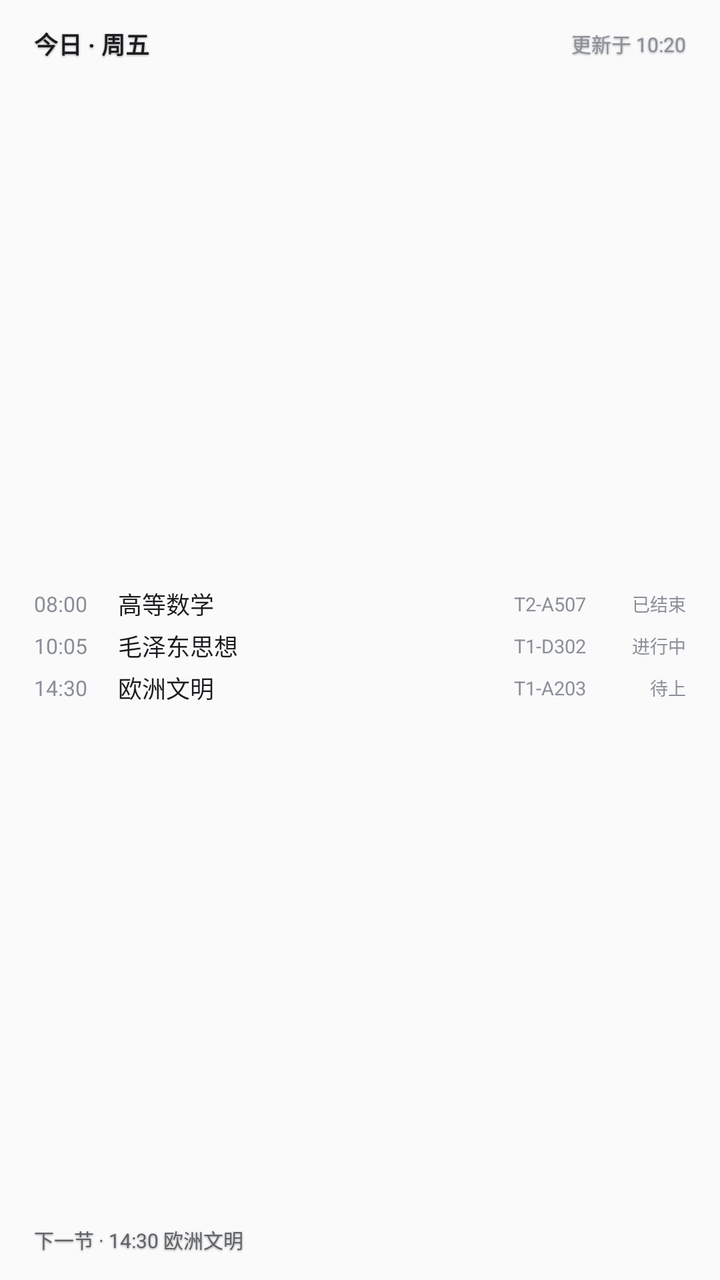
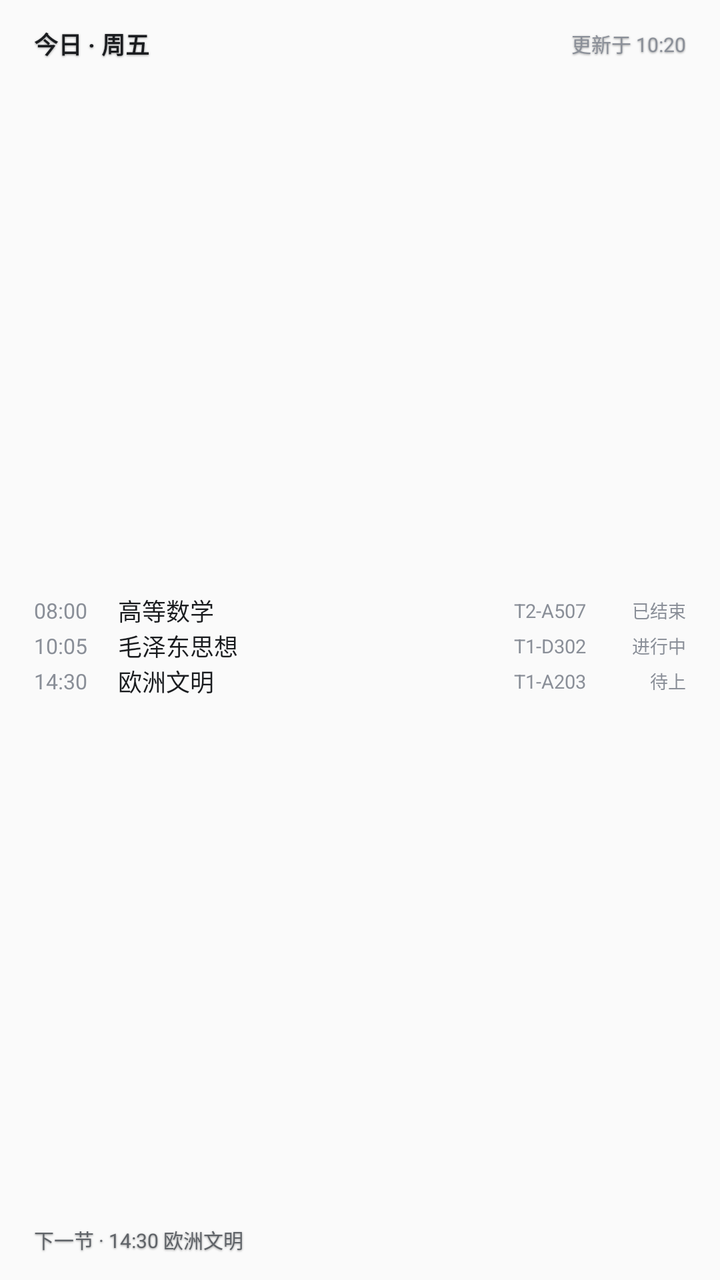

Before-and-after screenshots of an Android layout around one commit, followed by the original layout XML and the change that was made.
<!-- AndroidManifest.xml: application theme AppTheme -->
<!-- res/layout/widget_today_preview.xml -->
<?xml version="1.0" encoding="utf-8"?>
<LinearLayout xmlns:android="http://schemas.android.com/apk/res/android"
    android:layout_width="match_parent"
    android:layout_height="match_parent"
    android:orientation="vertical"
    android:padding="10dp">

    <LinearLayout
        android:layout_width="match_parent"
        android:layout_height="wrap_content"
        android:orientation="horizontal"
        android:gravity="center_vertical"
        android:paddingStart="7dp"
        android:paddingTop="3dp"
        android:paddingEnd="7dp"
        android:paddingBottom="3dp">

        <TextView
            android:shadowColor="#66000000"
            android:shadowDx="0"
            android:shadowDy="1"
            android:shadowRadius="2"
            android:layout_width="0dp"
            android:layout_height="wrap_content"
            android:layout_weight="1"
            android:maxLines="1"
            android:text="今日 · 周五"
            android:textColor="#1A1C1F"
            android:textSize="12sp"
            android:textStyle="bold" />

        <TextView
            android:shadowColor="#66000000"
            android:shadowDx="0"
            android:shadowDy="1"
            android:shadowRadius="2"
            android:layout_width="wrap_content"
            android:layout_height="wrap_content"
            android:maxLines="1"
            android:text="更新于 10:20"
            android:textColor="#8A8F98"
            android:textSize="10sp" />
    </LinearLayout>

    <LinearLayout
        android:layout_width="match_parent"
        android:layout_height="0dp"
        android:layout_weight="1"
        android:layout_marginTop="3dp"
        android:gravity="center_vertical"
        android:orientation="vertical"
        android:paddingStart="7dp"
        android:paddingEnd="7dp">

        <LinearLayout
            android:layout_width="match_parent"
            android:layout_height="21dp"
            android:orientation="horizontal"
            android:gravity="center_vertical">

            <TextView
                android:layout_width="42dp"
                android:layout_height="wrap_content"
                android:maxLines="1"
                android:text="08:00"
                android:textColor="#8A8F98"
                android:textSize="10.5sp" />

            <TextView
                android:layout_width="0dp"
                android:layout_height="wrap_content"
                android:layout_weight="1"
                android:ellipsize="end"
                android:maxLines="1"
                android:text="高等数学"
                android:textColor="#1A1C1F"
                android:textSize="12sp" />

            <TextView
                android:layout_width="wrap_content"
                android:layout_height="wrap_content"
                android:layout_marginStart="4dp"
                android:layout_marginEnd="6dp"
                android:maxLines="1"
                android:text="T2-A507"
                android:textColor="#8A8F98"
                android:textSize="9.5sp" />

            <TextView
                android:layout_width="44dp"
                android:layout_height="wrap_content"
                android:gravity="end"
                android:maxLines="1"
                android:text="已结束"
                android:textColor="#8A8F98"
                android:textSize="9sp" />
        </LinearLayout>

        <LinearLayout
            android:layout_width="match_parent"
            android:layout_height="21dp"
            android:orientation="horizontal"
            android:gravity="center_vertical">

            <TextView
                android:layout_width="42dp"
                android:layout_height="wrap_content"
                android:maxLines="1"
                android:text="10:05"
                android:textColor="#8A8F98"
                android:textSize="10.5sp" />

            <TextView
                android:layout_width="0dp"
                android:layout_height="wrap_content"
                android:layout_weight="1"
                android:ellipsize="end"
                android:maxLines="1"
                android:text="毛泽东思想"
                android:textColor="#1A1C1F"
                android:textSize="12sp" />

            <TextView
                android:layout_width="wrap_content"
                android:layout_height="wrap_content"
                android:layout_marginStart="4dp"
                android:layout_marginEnd="6dp"
                android:maxLines="1"
                android:text="T1-D302"
                android:textColor="#8A8F98"
                android:textSize="9.5sp" />

            <TextView
                android:layout_width="44dp"
                android:layout_height="wrap_content"
                android:gravity="end"
                android:maxLines="1"
                android:text="进行中"
                android:textColor="#8A8F98"
                android:textSize="9sp" />
        </LinearLayout>

        <LinearLayout
            android:layout_width="match_parent"
            android:layout_height="21dp"
            android:orientation="horizontal"
            android:gravity="center_vertical">

            <TextView
                android:layout_width="42dp"
                android:layout_height="wrap_content"
                android:maxLines="1"
                android:text="14:30"
                android:textColor="#8A8F98"
                android:textSize="10.5sp" />

            <TextView
                android:layout_width="0dp"
                android:layout_height="wrap_content"
                android:layout_weight="1"
                android:ellipsize="end"
                android:maxLines="1"
                android:text="欧洲文明"
                android:textColor="#1A1C1F"
                android:textSize="12sp" />

            <TextView
                android:layout_width="wrap_content"
                android:layout_height="wrap_content"
                android:layout_marginStart="4dp"
                android:layout_marginEnd="6dp"
                android:maxLines="1"
                android:text="T1-A203"
                android:textColor="#8A8F98"
                android:textSize="9.5sp" />

            <TextView
                android:layout_width="44dp"
                android:layout_height="wrap_content"
                android:gravity="end"
                android:maxLines="1"
                android:text="待上"
                android:textColor="#8A8F98"
                android:textSize="9sp" />
        </LinearLayout>
    </LinearLayout>

    <TextView
        android:shadowColor="#66000000"
        android:shadowDx="0"
        android:shadowDy="1"
        android:shadowRadius="2"
        android:layout_width="match_parent"
        android:layout_height="wrap_content"
        android:ellipsize="end"
        android:maxLines="1"
        android:paddingStart="7dp"
        android:paddingTop="3dp"
        android:paddingEnd="7dp"
        android:paddingBottom="3dp"
        android:text="下一节 · 14:30 欧洲文明"
        android:textColor="#5F6368"
        android:textSize="10sp" />
</LinearLayout>
<!-- resources referenced by this layout -->
<resources>
  <style name="AppTheme" parent="Theme.AppCompat.Light.DarkActionBar">
          
          <item name="colorPrimary">@color/colorPrimary</item>
          <item name="colorPrimaryDark">@color/colorPrimaryDark</item>
          <item name="colorAccent">@color/colorAccent</item>
      </style>
</resources>

<!-- the commit's change to res/layout/widget_today_preview.xml (unified diff, before → after) -->
@@ -54,7 +54,7 @@
 
         <LinearLayout
             android:layout_width="match_parent"
-            android:layout_height="21dp"
+            android:layout_height="wrap_content"
             android:orientation="horizontal"
             android:gravity="center_vertical">
 
@@ -98,7 +98,7 @@
 
         <LinearLayout
             android:layout_width="match_parent"
-            android:layout_height="21dp"
+            android:layout_height="wrap_content"
             android:orientation="horizontal"
             android:gravity="center_vertical">
 
@@ -142,7 +142,7 @@
 
         <LinearLayout
             android:layout_width="match_parent"
-            android:layout_height="21dp"
+            android:layout_height="wrap_content"
             android:orientation="horizontal"
             android:gravity="center_vertical">
 
